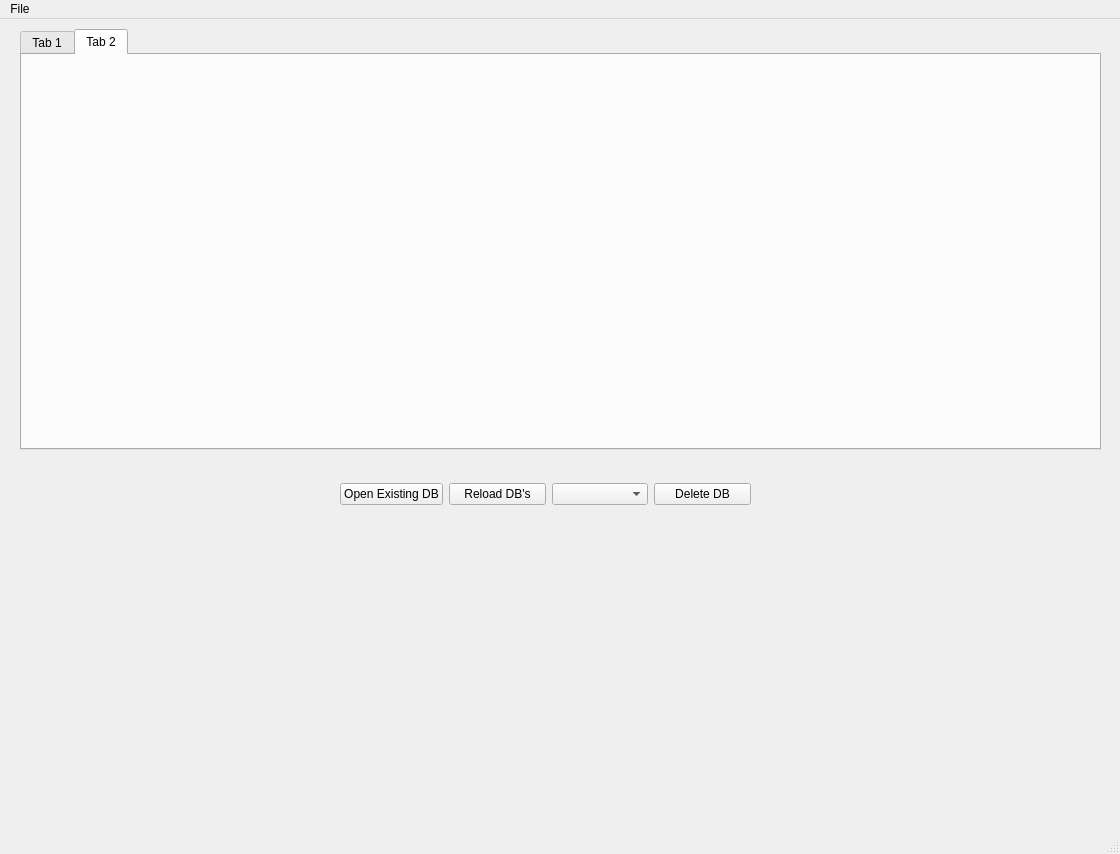
Qt form myqtui.ui (Jakelan/Store-Manager) before a commit.
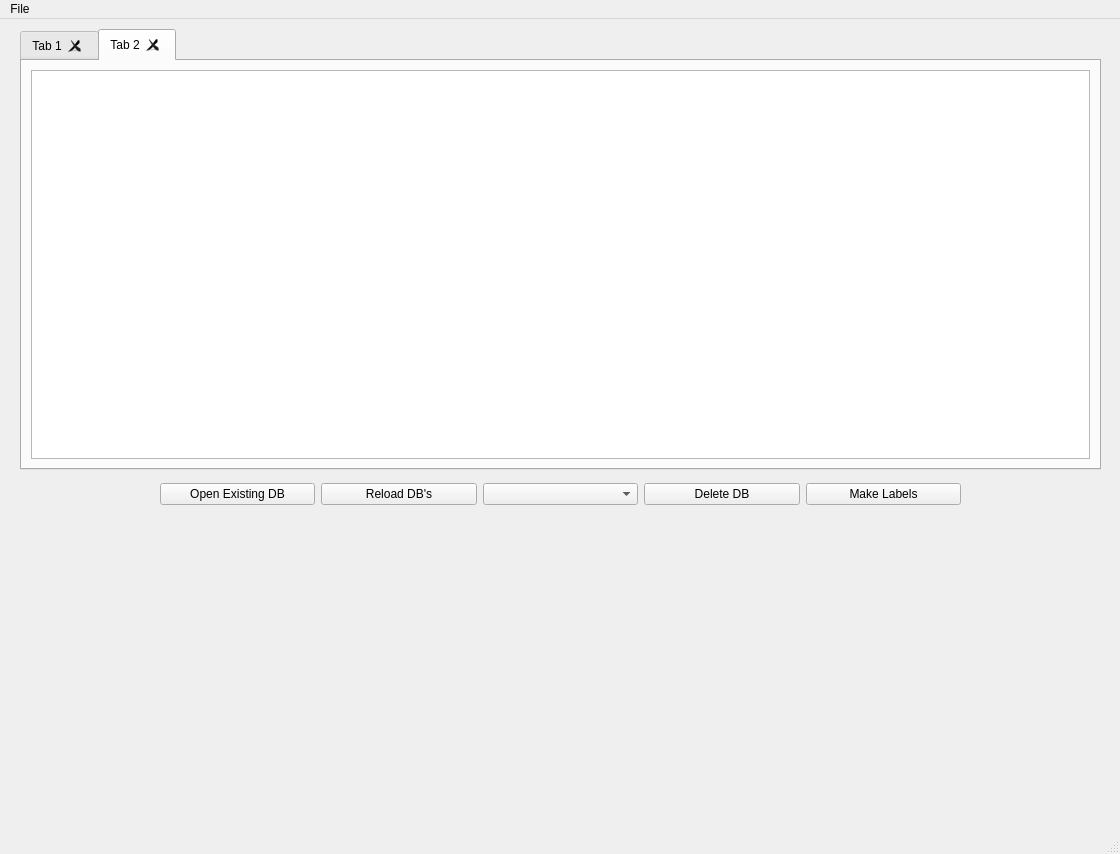
The same form after that commit. The open tabs and pages were chosen to show the change. Icons and pictures are not drawn.

Commit message: ver 0.3 Added icon, status bar. labels not working yet.

```diff
--- a/myqtui.ui
+++ b/myqtui.ui
@@ -20,11 +20,20 @@
       <x>20</x>
       <y>10</y>
       <width>1081</width>
-      <height>421</height>
+      <height>441</height>
      </rect>
     </property>
+    <property name="tabShape">
+     <enum>QTabWidget::Rounded</enum>
+    </property>
     <property name="currentIndex">
-     <number>0</number>
+     <number>1</number>
+    </property>
+    <property name="tabsClosable">
+     <bool>true</bool>
+    </property>
+    <property name="movable">
+     <bool>true</bool>
     </property>
     <widget class="QWidget" name="tab">
      <attribute name="title">
@@ -40,14 +49,19 @@
      <attribute name="title">
       <string>Tab 2</string>
      </attribute>
+     <layout class="QHBoxLayout" name="horizontalLayout_3">
+      <item>
+       <widget class="QGraphicsView" name="graphicsView"/>
+      </item>
+     </layout>
     </widget>
    </widget>
    <widget class="QWidget" name="">
     <property name="geometry">
      <rect>
-      <x>340</x>
+      <x>160</x>
       <y>460</y>
-      <width>411</width>
+      <width>801</width>
       <height>30</height>
      </rect>
     </property>
@@ -85,6 +99,13 @@
        </property>
       </widget>
      </item>
+     <item>
+      <widget class="QPushButton" name="pushButton_4">
+       <property name="text">
+        <string>Make Labels</string>
+       </property>
+      </widget>
+     </item>
     </layout>
    </widget>
   </widget>
```
Left out of the diff: 12 changed lines with no effect on the pictures. The commit also changes 6 other files.
